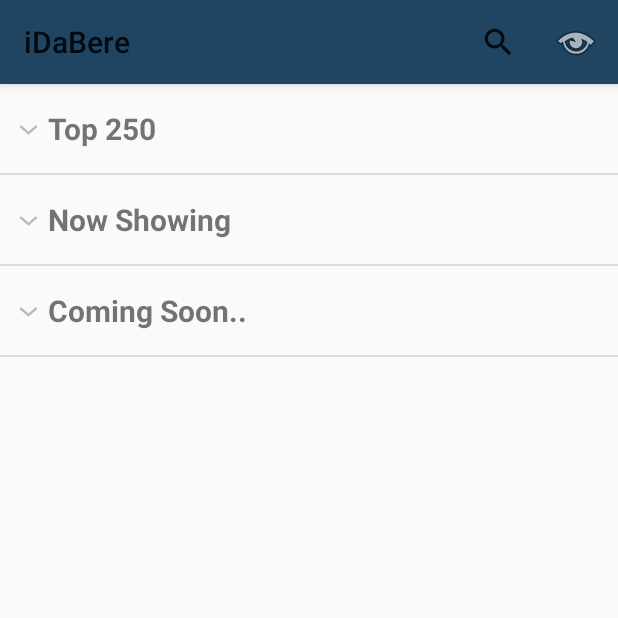
After one commit to Ale-Amici/Android2k17, an Android app: the ReviewOrderActivity screen opened directly, with no data from a screen before it, on a phone screen of 412 x 824 dp, the top half of it. The commit adds this screen. Run offline under Robolectric (Android 15) with nearby library versions, the phone set to English and light mode, and no system bars.

Commit message:
finish list view impl.

```diff
--- /dev/null
+++ b/iDaBere/app/src/main/java/it/unitn/disi/lpsmt/idabere/ReviewOrderActivity.java
@@ -0,0 +1,97 @@
+package it.unitn.disi.lpsmt.idabere;
+
+import android.support.v7.app.AppCompatActivity;
+import android.os.Bundle;
+import android.view.Menu;
+import android.view.MenuInflater;
+import android.widget.ExpandableListView;
+
+import java.util.ArrayList;
+import java.util.HashMap;
+import java.util.List;
+
+import it.unitn.disi.lpsmt.idabere.adapters.MenuCategoryExpandableListAdapter;
+import it.unitn.disi.lpsmt.idabere.adapters.ReviewOrderExpandableListAdapter;
+
+public class ReviewOrderActivity extends AppCompatActivity {
+
+    private ReviewOrderExpandableListAdapter reviewOrderExpandableListAdapter;
+    private ExpandableListView reviewExpandableList;
+
+    // Fake Data
+    List<String> listDataHeader;
+    HashMap<String, List<String>> listDataChild;
+
+    @Override
+    protected void onCreate(Bundle savedInstanceState) {
+        super.onCreate(savedInstanceState);
+        setContentView(R.layout.activity_review_order);
+
+        initViewComps();
+        // preparing fake list data
+        prepareListData();
+
+        reviewOrderExpandableListAdapter = new ReviewOrderExpandableListAdapter (this, listDataHeader, listDataChild);
+
+        // setting list adapter
+        reviewExpandableList.setAdapter(reviewOrderExpandableListAdapter);
+
+    }
+
+    // Instantiate layout elements
+    private void initViewComps () {
+        // get the listview
+        reviewExpandableList = (ExpandableListView) findViewById(R.id.expandable_review_list);
+
+    }
+
+    @Override
+    public boolean onCreateOptionsMenu(Menu menu) {
+        MenuInflater menuInflater = getMenuInflater();
+        menuInflater.inflate(R.menu.item_list_menu,menu);
+
+        return super.onCreateOptionsMenu(menu);
+    }
+
+    /*
+         * Preparing the list data
+         */
+    private void prepareListData() {
+        listDataHeader = new ArrayList<>();
+        listDataChild = new HashMap<String, List<String>>();
+
+        // Adding child data
+        listDataHeader.add("Top 250");
+        listDataHeader.add("Now Showing");
+        listDataHeader.add("Coming Soon..");
+
+        // Adding child data
+        List<String> top250 = new ArrayList<String>();
+        top250.add("The Shawshank Redemption");
+        top250.add("The Godfather");
+        top250.add("The Godfather: Part II");
+        top250.add("Pulp Fiction");
+        top250.add("The Good, the Bad and the Ugly");
+        top250.add("The Dark Knight");
+        top250.add("12 Angry Men");
+
+        List<String> nowShowing = new ArrayList<String>();
+        nowShowing.add("The Conjuring");
+        nowShowing.add("Despicable Me 2");
+        nowShowing.add("Turbo");
+        nowShowing.add("Grown Ups 2");
+        nowShowing.add("Red 2");
+        nowShowing.add("The Wolverine");
+
+        List<String> comingSoon = new ArrayList<String>();
+        comingSoon.add("2 Guns");
+        comingSoon.add("The Smurfs 2");
+        comingSoon.add("The Spectacular Now");
+        comingSoon.add("The Canyons");
+        comingSoon.add("Europa Report");
+
+        listDataChild.put(listDataHeader.get(0), top250); // Header, Child data
+        listDataChild.put(listDataHeader.get(1), nowShowing);
+        listDataChild.put(listDataHeader.get(2), comingSoon);
+    }
+}
--- /dev/null
+++ b/iDaBere/app/src/main/java/it/unitn/disi/lpsmt/idabere/adapters/ReviewOrderExpandableListAdapter.java
@@ -0,0 +1,130 @@
+package it.unitn.disi.lpsmt.idabere.adapters;
+
+import android.content.Context;
+import android.support.v7.widget.CardView;
+import android.view.LayoutInflater;
+import android.view.View;
+import android.view.ViewGroup;
+import android.widget.BaseExpandableListAdapter;
+import android.widget.TextView;
+
+import java.util.HashMap;
+import java.util.List;
+
+import it.unitn.disi.lpsmt.idabere.R;
+
+/**
+ * Created by giovanni on 06/05/2017.
+ */
+
+public class ReviewOrderExpandableListAdapter extends BaseExpandableListAdapter {
+
+    private Context _context;
+    private List<String> _listDataHeader; // header titles
+    // child data in format of header title, child title
+    private HashMap<String, List<String>> _listDataChild;
+
+    public ReviewOrderExpandableListAdapter(Context context, List<String> listDataHeader,
+                                             HashMap<String, List<String>> listChildData) {
+        this._context = context;
+        this._listDataHeader = listDataHeader;
+        this._listDataChild = listChildData;
+    }
+
+    @Override
+    public Object getChild(int groupPosition, int childPosititon) {
+        return this._listDataChild.get(this._listDataHeader.get(groupPosition))
+                .get(childPosititon);
+    }
+
+    @Override
+    public long getChildId(int groupPosition, int childPosition) {
+        return childPosition;
+    }
+
+    @Override
+    public View getChildView(int groupPosition, final int childPosition,
+                             boolean isLastChild, View convertView, ViewGroup parent) {
+
+        final String childText = (String) getChild(groupPosition, childPosition);
+
+        if (convertView == null) {
+            LayoutInflater infalInflater = (LayoutInflater) this._context
+                    .getSystemService(Context.LAYOUT_INFLATER_SERVICE);
+            convertView = infalInflater.inflate(R.layout.menu_list_item,null);
+        }
+
+
+
+        /*
+        * Expand/Collapse card item when clicked
+        */
+
+        final View cardInfos =  convertView.findViewById(R.id.item_infos_layout);
+        final View toppingsSectionLayout = convertView.findViewById(R.id.toppings_section_layout);
+
+
+        cardInfos.setOnClickListener(new View.OnClickListener() {
+            @Override
+            public void onClick(View view) {
+                if (toppingsSectionLayout.isShown()){
+                    toppingsSectionLayout.setVisibility(View.GONE);
+                } else {
+                    toppingsSectionLayout.setVisibility(View.VISIBLE);
+                }
+
+            }
+        });
+
+
+        return convertView;
+    }
+
+    @Override
+    public int getChildrenCount(int groupPosition) {
+        return this._listDataChild.get(this._listDataHeader.get(groupPosition))
+                .size();
+    }
+
+    @Override
+    public Object getGroup(int groupPosition) {
+        return this._listDataHeader.get(groupPosition);
+    }
+
+    @Override
+    public int getGroupCount() {
+        return this._listDataHeader.size();
+    }
+
+    @Override
+    public long getGroupId(int groupPosition) {
+        return groupPosition;
+    }
+
+    @Override
+    public View getGroupView(int groupPosition, boolean isExpanded,
+                             View convertView, ViewGroup parent) {
+        String headerTitle = (String) getGroup(groupPosition);
+        if (convertView == null) {
+            LayoutInflater infalInflater = (LayoutInflater) this._context
+                    .getSystemService(Context.LAYOUT_INFLATER_SERVICE);
+            convertView = infalInflater.inflate(R.layout.menu_list_category, null);
+        }
+
+        TextView lblListHeader = (TextView) convertView
+                .findViewById(R.id.category_text_name);
+        lblListHeader.setText(headerTitle);
+
+        return convertView;
+    }
+
+    @Override
+    public boolean hasStableIds() {
+        return false;
+    }
+
+    @Override
+    public boolean isChildSelectable(int groupPosition, int childPosition) {
+        return true;
+    }
+}
--- /dev/null
+++ b/iDaBere/app/src/main/res/layout/activity_review_order.xml
@@ -0,0 +1,20 @@
+<?xml version="1.0" encoding="utf-8"?>
+<LinearLayout
+    xmlns:android="http://schemas.android.com/apk/res/android"
+    xmlns:tools="http://schemas.android.com/tools"
+    android:layout_width="match_parent"
+    android:layout_height="match_parent"
+    android:orientation="vertical"
+    tools:context="it.unitn.disi.lpsmt.idabere.MenuActivity">
+
+
+    <ExpandableListView
+        android:id="@+id/expandable_review_list"
+        android:layout_width="match_parent"
+        android:layout_height="match_parent">
+
+
+    </ExpandableListView>
+
+
+</LinearLayout>
--- a/iDaBere/app/src/main/res/layout/menu_list_category.xml
+++ b/iDaBere/app/src/main/res/layout/menu_list_category.xml
@@ -11,6 +11,7 @@
         android:layout_height="wrap_content"
         android:layout_marginLeft="@dimen/activity_horizontal_margin"
         android:text="@string/category_name"
+        android:padding="@dimen/activity_horizontal_margin"
         android:textSize="@dimen/title_text_size"
         android:textStyle="bold" />
 </LinearLayout>
```
Also changed, not shown: iDaBere/app/src/main/AndroidManifest.xml (+10 -21 lines), iDaBere/app/src/main/res/values/strings.xml (line endings or trailing spaces).
